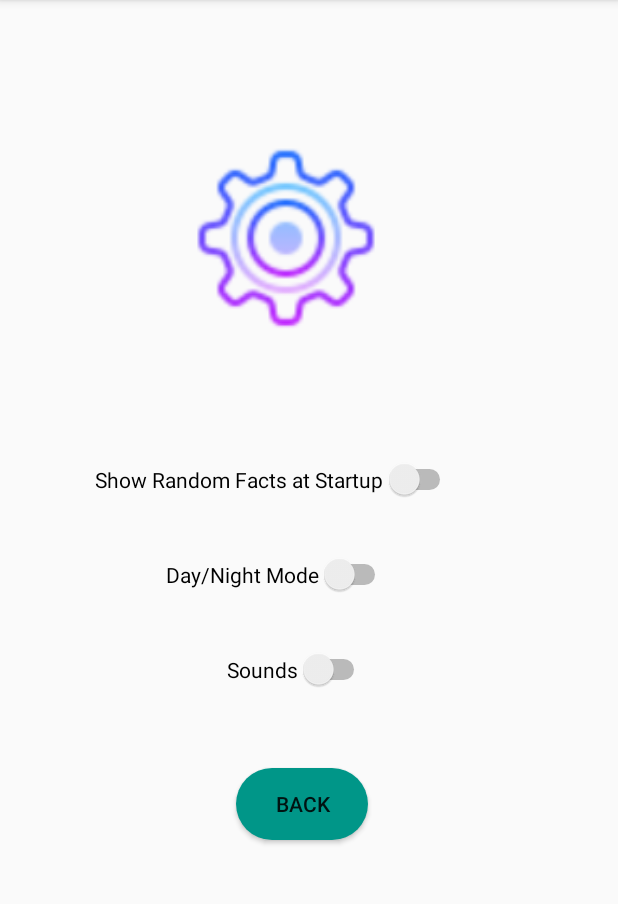
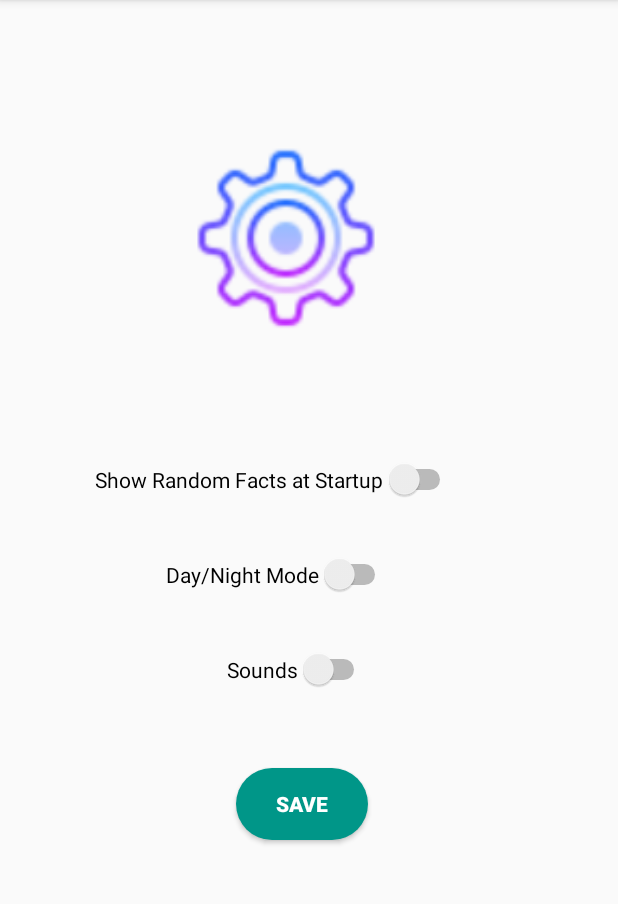
Before and after one commit to SirDavid94/CodeYourWay, an Android app: the RandomFactsActivity screen opened directly, with no data from a screen before it, after a tap on "SETTINGS", on a phone screen of 412 x 824 dp, the part 84-988 px from its top. Run offline under Robolectric (Android 15) with nearby library versions, the phone set to English and light mode, and no system bars.

Commit message:
Completed Nightmode Switch button Configuration

```diff
--- a/app/src/main/java/vcu/cmsc355/codeyourway/Model/Common.java
+++ b/app/src/main/java/vcu/cmsc355/codeyourway/Model/Common.java
@@ -1,4 +1,7 @@
 package vcu.cmsc355.codeyourway.Model;
+
+import android.content.Context;
+import android.content.SharedPreferences;
 
 import java.util.ArrayList;
 import java.util.List;
@@ -6,10 +9,30 @@ import java.util.List;
 public class Common {
 
     public static String currentUser;
+
     public static String CategoryID;
     public static List<Question> questionList = new ArrayList<>();
 
     public static String getCurrentUser() {
         return currentUser;
     }
+
+
+    SharedPreferences displayMode;
+
+    public  Common (Context context){
+        displayMode = context.getSharedPreferences("changeStatus",Context.MODE_PRIVATE);
+
+    }
+
+    public void setNightMode (Boolean mode) {
+        SharedPreferences.Editor editor = displayMode.edit();
+        editor.putBoolean("NightMode",mode);
+        editor.commit();
+    }
+
+    public Boolean getNightMode () {
+        Boolean mode = displayMode.getBoolean("NightMode",false);
+        return mode;
+    }
 }
--- a/app/src/main/java/vcu/cmsc355/codeyourway/RandomFactsActivity.java
+++ b/app/src/main/java/vcu/cmsc355/codeyourway/RandomFactsActivity.java
@@ -8,6 +8,7 @@ package vcu.cmsc355.codeyourway;
 import android.content.Intent;
 import android.support.v7.app.AppCompatActivity;
 import android.os.Bundle;
+import android.support.v7.app.AppCompatDelegate;
 import android.view.Menu;
 import android.view.MenuItem;
 import android.view.View;
@@ -17,6 +18,7 @@ import android.widget.Toast;
 
 import java.util.Random;
 
+import vcu.cmsc355.codeyourway.Model.Common;
 import vcu.cmsc355.codeyourway.TutorialPages.ArraysTutorialActivity;
 
 public class RandomFactsActivity extends AppCompatActivity {
@@ -29,6 +31,17 @@ public class RandomFactsActivity extends AppCompatActivity {
 
     @Override
     protected void onCreate(Bundle savedInstanceState) {
+
+        final Common displayMode;
+        displayMode = new Common(this);
+
+        if (displayMode.getNightMode()) {
+            getDelegate().setLocalNightMode(AppCompatDelegate.MODE_NIGHT_YES);
+        }
+
+        else {
+            getDelegate().setLocalNightMode(AppCompatDelegate.MODE_NIGHT_NO);
+        }
         super.onCreate(savedInstanceState);
         setContentView(R.layout.activity_random_facts);
 
--- a/app/src/main/java/vcu/cmsc355/codeyourway/SettingsActivity.java
+++ b/app/src/main/java/vcu/cmsc355/codeyourway/SettingsActivity.java
@@ -1,5 +1,4 @@
 package vcu.cmsc355.codeyourway;
-
 import android.content.Intent;
 import android.support.v7.app.AppCompatActivity;
 import android.os.Bundle;
@@ -11,48 +10,72 @@ import android.widget.Button;
 import android.widget.CompoundButton;
 import android.widget.Switch;
 import android.widget.Toast;
-
-import vcu.cmsc355.codeyourway.TutorialPages.ArraysTutorialActivity;
-import vcu.cmsc355.codeyourway.TutorialPages.SelectionsTutorialActivity;
+import vcu.cmsc355.codeyourway.Model.Common;
 
 public class SettingsActivity extends AppCompatActivity {
-    Button backButton;
+    Button saveButton;
+    private Switch modeSwitch;
+    Common displayMode;
 
     @Override
     protected void onCreate(Bundle savedInstanceState) {
+
+        //Checks NightMode Status and updates Value
+        displayMode = new Common(this);
+
+        //Turns on nightmode if true
+        if( displayMode.getNightMode()==true) {
+            getDelegate().setLocalNightMode(AppCompatDelegate.MODE_NIGHT_YES);
+        }
+        else {
+            //uses default theme if otherwise
+            getDelegate().setLocalNightMode(AppCompatDelegate.MODE_NIGHT_NO);
+        }
+
         super.onCreate(savedInstanceState);
-
         setContentView(R.layout.activity_settings);
 
-        backButton = (Button) findViewById(R.id.backbutton);
+        modeSwitch = findViewById(R.id.Theme_Switch);
+        // checks to see if Switched is turned left or right
+        if(displayMode.getNightMode() == true) {
+            modeSwitch.setChecked(true);
+        }
 
 
-        backButton.setOnClickListener(new View.OnClickListener() {
+        saveButton = (Button) findViewById(R.id.saveButton);
+        //Button directs us to Homepage after changing preferences
+        saveButton.setOnClickListener(new View.OnClickListener() {
             @Override
             public void onClick(View v) {
-                //startActivity(new Intent(SettingsActivity.this, HomeActivity.class));
-                onBackPressed();
+                startActivity(new Intent(SettingsActivity.this, HomeActivity.class));
+
             }
         });
 
-        Switch  modeSwitch = findViewById(R.id.Theme_Switch);
+
         modeSwitch.setOnCheckedChangeListener(new CompoundButton.OnCheckedChangeListener() {
             @Override
             public void onCheckedChanged(CompoundButton buttonView, boolean isChecked) {
                 if ( isChecked)
-                { //Turns on Nightmode when slide to right
-                    getDelegate().setLocalNightMode(AppCompatDelegate.MODE_NIGHT_YES);
+                { //Turns on NightMode when slided to right side
+                    displayMode.setNightMode(true);
+                    restartApp();
                 } else {
-                    //Turns off Nightmode when slide to left
-                    getDelegate().setLocalNightMode(AppCompatDelegate.MODE_NIGHT_NO);
+                    //Turns off NightMode when slided to left side
+                    displayMode.setNightMode(false);
+                    restartApp();
                 }
 
             }
         });
     }
 
+    private void restartApp() {
+        startActivity(new Intent(getApplicationContext(),SettingsActivity.class));
+        finish();
+    }
+
     @Override
-
     public boolean onCreateOptionsMenu(Menu menu) {
         getMenuInflater().inflate(R.menu.menu, menu);
 
@@ -62,7 +85,6 @@ public class SettingsActivity extends AppCompatActivity {
 
     @Override
     public boolean onOptionsItemSelected(MenuItem item) {
-
         switch (item.getItemId()) {
             case R.id.menuLogout:
                 Toast.makeText(this, "Logging user out", Toast.LENGTH_SHORT).show();
--- a/app/src/main/res/layout/activity_settings.xml
+++ b/app/src/main/res/layout/activity_settings.xml
@@ -50,10 +50,10 @@
         app:layout_constraintEnd_toEndOf="parent"
         app:layout_constraintHorizontal_bias="0.64"
         app:layout_constraintStart_toStartOf="parent"
-        app:layout_constraintTop_toBottomOf="@+id/settingsicon" />
+        app:layout_constraintTop_toBottomOf="@+id/settingsIcon" />
 
     <Button
-        android:id="@+id/backbutton"
+        android:id="@+id/saveButton"
         android:layout_width="wrap_content"
         android:layout_height="wrap_content"
         android:layout_marginStart="157dp"
@@ -62,14 +62,16 @@
         android:layout_marginEnd="166dp"
         android:layout_marginRight="166dp"
         android:background="@drawable/rounded_button"
-        android:text="@string/back"
+        android:text="save"
+        android:textColor="#FFF"
+        android:textStyle="bold"
         app:layout_constraintEnd_toEndOf="parent"
         app:layout_constraintHorizontal_bias="0.0"
         app:layout_constraintStart_toStartOf="parent"
         app:layout_constraintTop_toBottomOf="@+id/Sound_Switch" />
 
     <ImageView
-        android:id="@+id/settingsicon"
+        android:id="@+id/settingsIcon"
         android:layout_width="148dp"
         android:layout_height="138dp"
         android:layout_marginStart="8dp"
```
Also changed, not shown: app/src/main/java/vcu/cmsc355/codeyourway/LeaderBoardActivity.java (+2 -5 lines).
